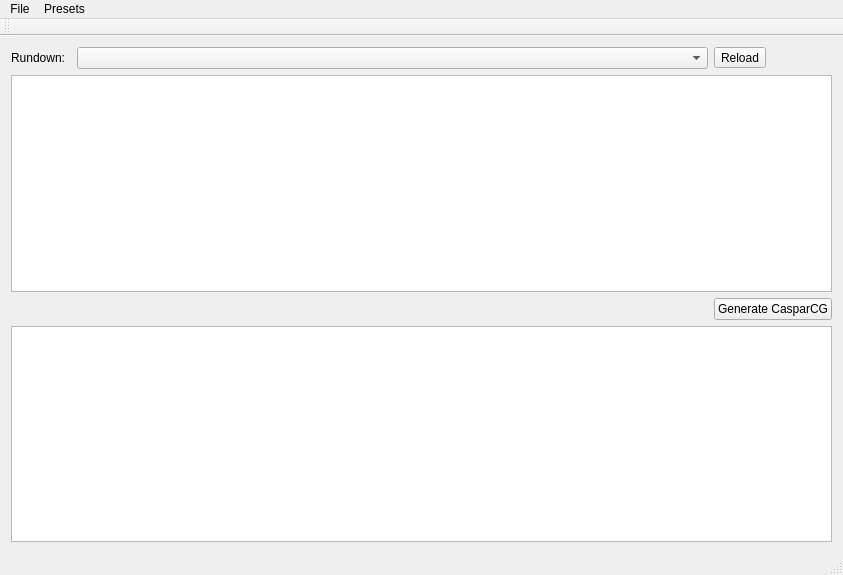
First picture: the form in mainwindow.ui, repository petersimonsson/rcexportcg, before the edit.
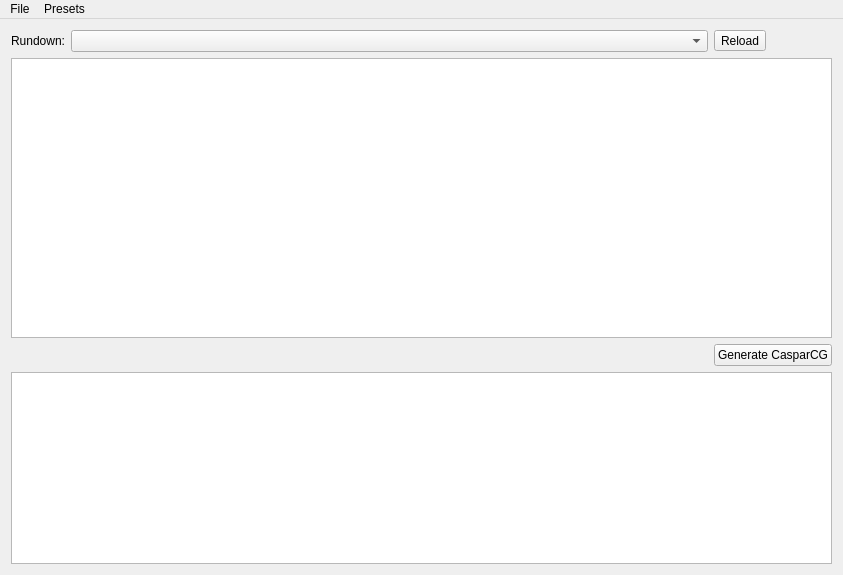
Second picture: the form after the edit.

```diff
--- a/mainwindow.ui
+++ b/mainwindow.ui
@@ -15,7 +15,7 @@
   </property>
   <widget class="QWidget" name="centralWidget">
    <layout class="QGridLayout" name="gridLayout">
-    <item row="0" column="2">
+    <item row="0" column="1">
      <widget class="QComboBox" name="rundownCombo">
       <property name="sizePolicy">
        <sizepolicy hsizetype="Preferred" vsizetype="Fixed">
@@ -25,6 +25,13 @@
       </property>
      </widget>
     </item>
+    <item row="3" column="2">
+     <widget class="QPushButton" name="generateButton">
+      <property name="text">
+       <string>Generate CasparCG</string>
+      </property>
+     </widget>
+    </item>
     <item row="0" column="0">
      <widget class="QLabel" name="label">
       <property name="text">
@@ -32,14 +39,7 @@
       </property>
      </widget>
     </item>
-    <item row="3" column="3">
-     <widget class="QPushButton" name="generateButton">
-      <property name="text">
-       <string>Generate CasparCG</string>
-      </property>
-     </widget>
-    </item>
-    <item row="0" column="3">
+    <item row="0" column="2">
      <widget class="QToolButton" name="rundownReloadButton">
       <property name="toolTip">
        <string>Reload</string>
@@ -49,15 +49,40 @@
       </property>
      </widget>
     </item>
-    <item row="1" column="0" colspan="4">
+    <item row="1" column="0" colspan="3">
      <widget class="QTreeView" name="rundownRowView">
+      <property name="sizePolicy">
+       <sizepolicy hsizetype="Expanding" vsizetype="Expanding">
+        <horstretch>0</horstretch>
+        <verstretch>10</verstretch>
+       </sizepolicy>
+      </property>
       <property name="alternatingRowColors">
        <bool>true</bool>
       </property>
      </widget>
     </item>
-    <item row="4" column="0" colspan="4">
-     <widget class="QTextBrowser" name="logView"/>
+    <item row="4" column="0" colspan="3">
+     <widget class="QTreeView" name="logView">
+      <property name="alternatingRowColors">
+       <bool>true</bool>
+      </property>
+      <property name="rootIsDecorated">
+       <bool>false</bool>
+      </property>
+      <property name="itemsExpandable">
+       <bool>false</bool>
+      </property>
+      <property name="allColumnsShowFocus">
+       <bool>true</bool>
+      </property>
+      <property name="wordWrap">
+       <bool>true</bool>
+      </property>
+      <property name="expandsOnDoubleClick">
+       <bool>false</bool>
+      </property>
+     </widget>
     </item>
    </layout>
   </widget>
@@ -86,15 +111,6 @@
    <addaction name="menuFile"/>
    <addaction name="menuPresets"/>
   </widget>
-  <widget class="QToolBar" name="mainToolBar">
-   <attribute name="toolBarArea">
-    <enum>TopToolBarArea</enum>
-   </attribute>
-   <attribute name="toolBarBreak">
-    <bool>false</bool>
-   </attribute>
-  </widget>
-  <widget class="QStatusBar" name="statusBar"/>
   <action name="actionSettings">
    <property name="text">
     <string>Settings...</string>
```
